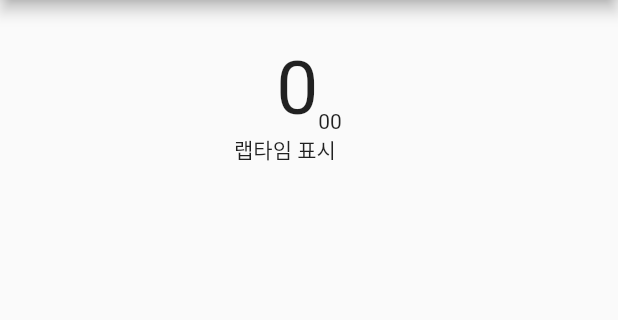
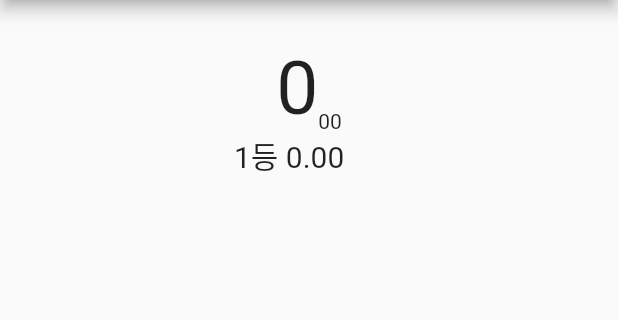
Before and after one commit to chihyeonWON/Stop-Watch, a Flutter app: the screen it shows after launch, after a tap on "랩타임", on a phone screen of 412 x 824 dp, the part 84-404 px from its top. Run offline on Flutter 3.47's test engine with Material 2 defaults, Android fonts, the phone set to English and light mode, and no system bars.

Commit message:
랩타임 표시

```diff
--- a/lib/main.dart
+++ b/lib/main.dart
@@ -73,6 +73,11 @@ class _StopWatchPageState extends State<StopWatchPage> {
     });
   }
 
+  // 랩타임 기록
+  void _recordLapTime(String time) {
+    _lapTimes.insert(0, '${_lapTimes.length +1}등 $time'); // ~등 시간의 형태로 꾸민 후 리스트에 추가
+  }
+
   Widget build(BuildContext context) {
     return Scaffold(
       appBar:AppBar(
@@ -120,7 +125,7 @@ class _StopWatchPageState extends State<StopWatchPage> {
                       width:100,
                       height:200,
                       child:ListView(
-                        children:<Widget>[Text('랩타임 표시')],
+                        children:_lapTimes.map((time) => Text(time, style:TextStyle(fontSize:20.0,))).toList(),
                       ),
                     )
                   ],
@@ -138,7 +143,11 @@ class _StopWatchPageState extends State<StopWatchPage> {
                     right:10, // 오른 10의 여백
                     bottom:10, // 아래 10의 여백
                     child:ElevatedButton( // 오른쪽 아래에 위치한 랩타임 버튼
-                      onPressed:(){},
+                      onPressed:(){
+                        setState((){
+                          _recordLapTime('$sec.$hundredth');
+                        });
+                      },
                       child:Text('랩타임'),
                     )
                 )
```
